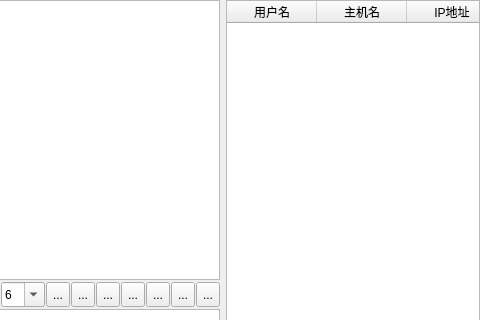
The window that chat/widget.ui (lyan1989/QTWS) describes before a commit, drawn with Qt 5; both pictures show x 231 to 711 and y 0 to 320 of the 711 by 451 pixel window.
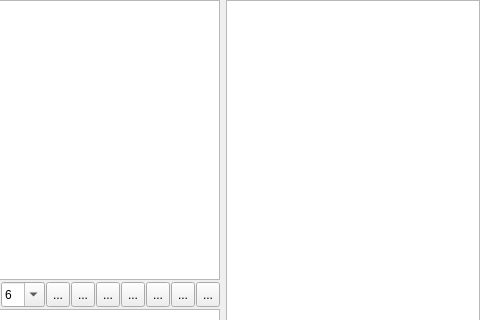
The same window after the commit. Icons and pictures are not drawn.

```diff
--- a/chat/widget.ui
+++ b/chat/widget.ui
@@ -471,7 +471,7 @@
           <bool>true</bool>
          </property>
          <attribute name="horizontalHeaderVisible">
-          <bool>true</bool>
+          <bool>false</bool>
          </attribute>
          <attribute name="horizontalHeaderCascadingSectionResizes">
           <bool>true</bool>
```
Left out of the diff: 36 changed lines with no effect on the pictures.
